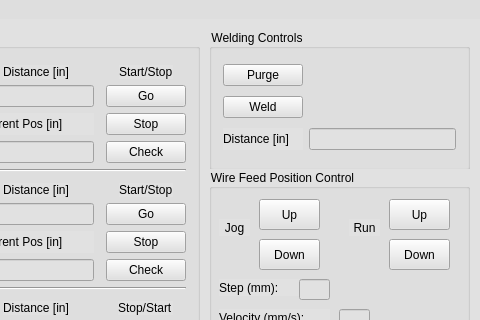
Before: the Qt Designer form mainwindow.ui in jpenney1993/LiburdiMaster2, drawn with Qt 5; both pictures show x 381 to 861 and y 0 to 320 of the 861 by 497 pixel window.
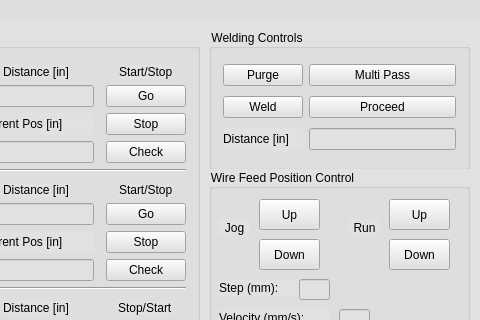
After: the same form once the commit is applied. Icons and pictures are not drawn.

Commit message: Added simple initial multi-pass welding function with 7 beads based on weld 28-8.

Patch:
```diff
--- a/mainwindow.ui
+++ b/mainwindow.ui
@@ -960,14 +960,14 @@
      <string>Welding Controls</string>
     </property>
     <layout class="QGridLayout" name="gridLayout_3">
-     <item row="1" column="0">
+     <item row="3" column="0">
       <widget class="QPushButton" name="weldButton">
        <property name="text">
         <string>Weld</string>
        </property>
       </widget>
      </item>
-     <item row="0" column="0">
+     <item row="1" column="0">
       <widget class="QPushButton" name="purgeButton">
        <property name="acceptDrops">
         <bool>false</bool>
@@ -983,16 +983,30 @@
        </property>
       </widget>
      </item>
-     <item row="2" column="0">
+     <item row="4" column="0">
       <widget class="QLabel" name="weldDistLabel">
        <property name="text">
         <string>Distance [in]</string>
        </property>
       </widget>
      </item>
-     <item row="2" column="1">
+     <item row="4" column="1">
       <widget class="QLineEdit" name="weldDistanceEdit"/>
      </item>
+     <item row="3" column="1">
+      <widget class="QPushButton" name="proceedButton">
+       <property name="text">
+        <string>Proceed</string>
+       </property>
+      </widget>
+     </item>
+     <item row="1" column="1">
+      <widget class="QPushButton" name="multiPassButton">
+       <property name="text">
+        <string>Multi Pass</string>
+       </property>
+      </widget>
+     </item>
     </layout>
    </widget>
    <widget class="QPushButton" name="eStopButton">
```
The commit also changes 2 other files.
